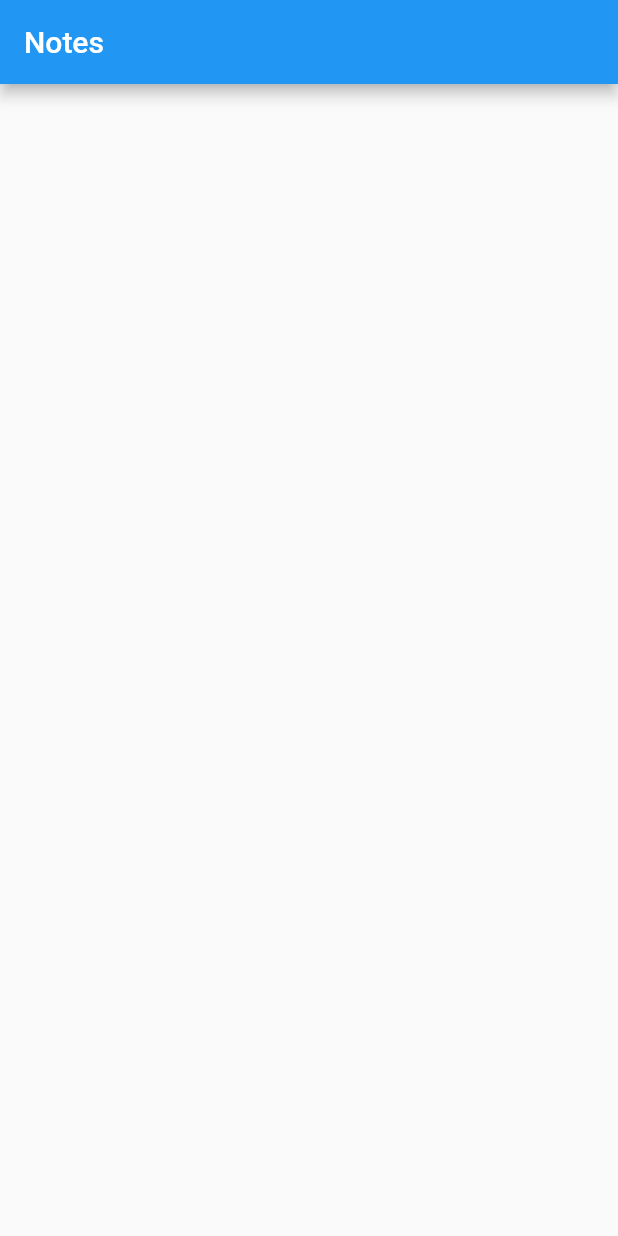
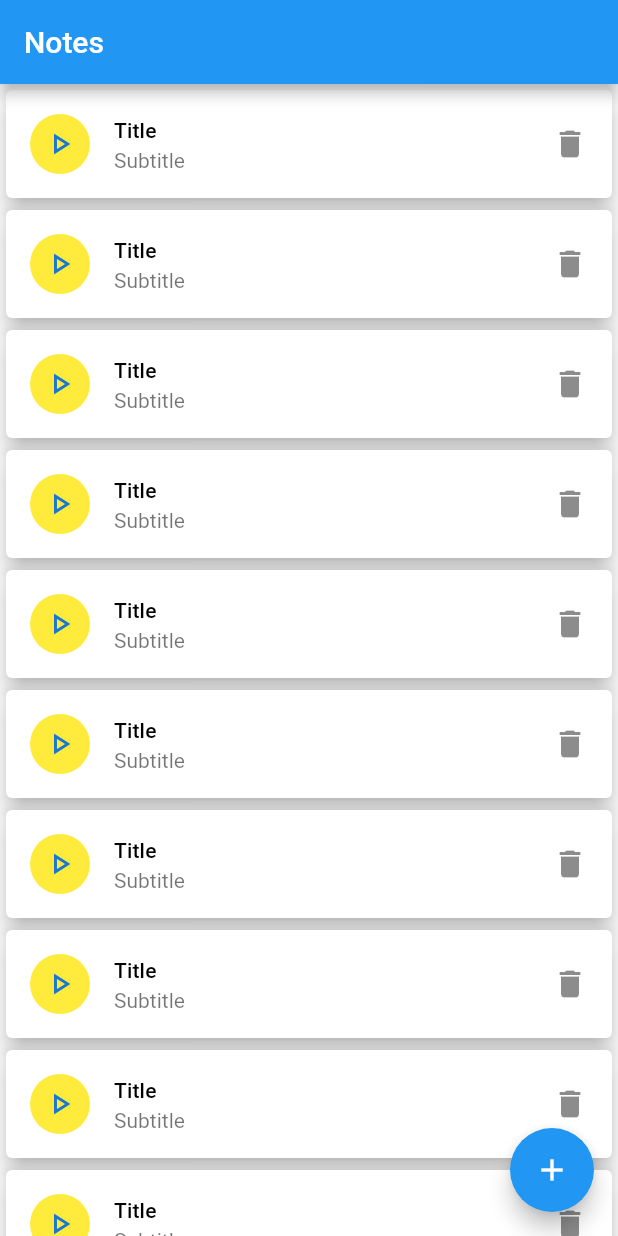
Before and after one commit to TonyoGodson/TodoWithSQFLite, a Flutter app: the screen it shows after launch, on a phone screen of 412 x 824 dp. Run offline on Flutter 3.47's test engine with Material 2 defaults, Android fonts, the phone set to English and light mode, and no system bars.

Commit message:
notes list screen created

```diff
--- a/lib/home.dart
+++ /dev/null
@@ -1,17 +0,0 @@
-import 'package:flutter/material.dart';
-
-class Home extends StatefulWidget {
-  const Home({Key? key}) : super(key: key);
-
-  @override
-  State<Home> createState() => _HomeState();
-}
-
-class _HomeState extends State<Home> {
-  @override
-  Widget build(BuildContext context) {
-    return Scaffold(
-      appBar: AppBar(title: Text("Notes"),),
-    );
-  }
-}
--- a/lib/main.dart
+++ b/lib/main.dart
@@ -1,8 +1,9 @@
 import 'package:flutter/material.dart';
 
-import 'home.dart';
+import 'screens/notes_list.dart';
 
 void main(){
   runApp(MaterialApp(
-      home: Home() ));
+    debugShowCheckedModeBanner: false,
+      home: NotesListScreen() ));
 }
--- /dev/null
+++ b/lib/screens/notes_list.dart
@@ -0,0 +1,48 @@
+import 'package:flutter/material.dart';
+
+class NotesListScreen extends StatefulWidget {
+  const NotesListScreen({Key? key}) : super(key: key);
+
+  @override
+  State<NotesListScreen> createState() => _NotesListScreenState();
+}
+
+class _NotesListScreenState extends State<NotesListScreen> {
+  int count = 10;
+  @override
+  Widget build(BuildContext context) {
+    return Scaffold(
+      appBar: AppBar(title: Text("Notes"),),
+      floatingActionButton: FloatingActionButton(onPressed: () {
+        debugPrint("FAB Clicked");
+      },
+      child: Icon(Icons.add),),
+      body: getNotesListView(),
+    );
+  }
+
+  ListView getNotesListView(){
+    TextStyle? titleStyle = Theme.of(context).textTheme.titleSmall;
+    return ListView.builder(
+      itemCount: count,
+      itemBuilder: (BuildContext context, int positon){
+          return Card(
+            elevation: 6.0,
+            color: Colors.white,
+            child: ListTile(
+              leading: CircleAvatar(
+                backgroundColor: Colors.yellow,
+                  child: const Icon(
+                      Icons.play_arrow_outlined)),
+              title: Text("Title", style: titleStyle),
+              subtitle: Text("Subtitle"),
+              trailing: Icon(Icons.delete),
+              onTap: () {
+                debugPrint("ListItem Clicked");
+              },
+            ),
+          );
+        },
+      );
+  }
+}
```
